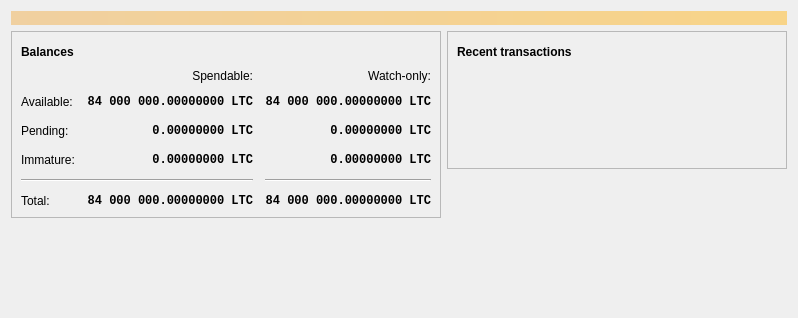
Old version of the form src/qt/forms/overviewpage.ui in the repository litecoinII-project/litecoinII.
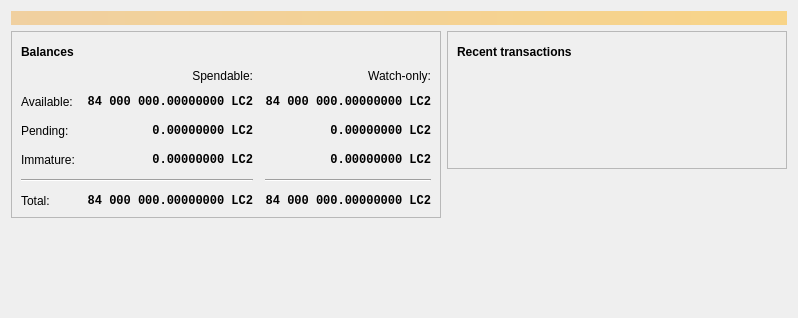
New version of the form. Icons and pictures are not drawn. Custom widgets are drawn as their Qt base class.

Patch:
```diff
--- a/src/qt/forms/overviewpage.ui
+++ b/src/qt/forms/overviewpage.ui
@@ -130,7 +130,7 @@
                <string>Unconfirmed transactions to watch-only addresses</string>
               </property>
               <property name="text">
-               <string notr="true">0.00000000 LTC</string>
+               <string notr="true">0.00000000 LC2</string>
               </property>
               <property name="alignment">
                <set>Qt::AlignRight|Qt::AlignTrailing|Qt::AlignVCenter</set>
@@ -156,7 +156,7 @@
                <string>Total of transactions that have yet to be confirmed, and do not yet count toward the spendable balance</string>
               </property>
               <property name="text">
-               <string notr="true">0.00000000 LTC</string>
+               <string notr="true">0.00000000 LC2</string>
               </property>
               <property name="alignment">
                <set>Qt::AlignRight|Qt::AlignTrailing|Qt::AlignVCenter</set>
@@ -182,7 +182,7 @@
                <string>Mined balance in watch-only addresses that has not yet matured</string>
               </property>
               <property name="text">
-               <string notr="true">0.00000000 LTC</string>
+               <string notr="true">0.00000000 LC2</string>
               </property>
               <property name="alignment">
                <set>Qt::AlignRight|Qt::AlignTrailing|Qt::AlignVCenter</set>
@@ -241,7 +241,7 @@
                <string>Mined balance that has not yet matured</string>
               </property>
               <property name="text">
-               <string notr="true">0.00000000 LTC</string>
+               <string notr="true">0.00000000 LC2</string>
               </property>
               <property name="alignment">
                <set>Qt::AlignRight|Qt::AlignTrailing|Qt::AlignVCenter</set>
@@ -287,7 +287,7 @@
                <string>Your current total balance</string>
               </property>
               <property name="text">
-               <string notr="true">84 000 000.00000000 LTC</string>
+               <string notr="true">84 000 000.00000000 LC2</string>
               </property>
               <property name="alignment">
                <set>Qt::AlignRight|Qt::AlignTrailing|Qt::AlignVCenter</set>
@@ -313,7 +313,7 @@
                <string>Current total balance in watch-only addresses</string>
               </property>
               <property name="text">
-               <string notr="true">84 000 000.00000000 LTC</string>
+               <string notr="true">84 000 000.00000000 LC2</string>
               </property>
               <property name="alignment">
                <set>Qt::AlignRight|Qt::AlignTrailing|Qt::AlignVCenter</set>
@@ -356,7 +356,7 @@
                <string>Your current spendable balance</string>
               </property>
               <property name="text">
-               <string notr="true">84 000 000.00000000 LTC</string>
+               <string notr="true">84 000 000.00000000 LC2</string>
               </property>
               <property name="alignment">
                <set>Qt::AlignRight|Qt::AlignTrailing|Qt::AlignVCenter</set>
@@ -382,7 +382,7 @@
                <string>Your current balance in watch-only addresses</string>
               </property>
               <property name="text">
-               <string notr="true">84 000 000.00000000 LTC</string>
+               <string notr="true">84 000 000.00000000 LC2</string>
               </property>
               <property name="alignment">
                <set>Qt::AlignRight|Qt::AlignTrailing|Qt::AlignVCenter</set>
```
